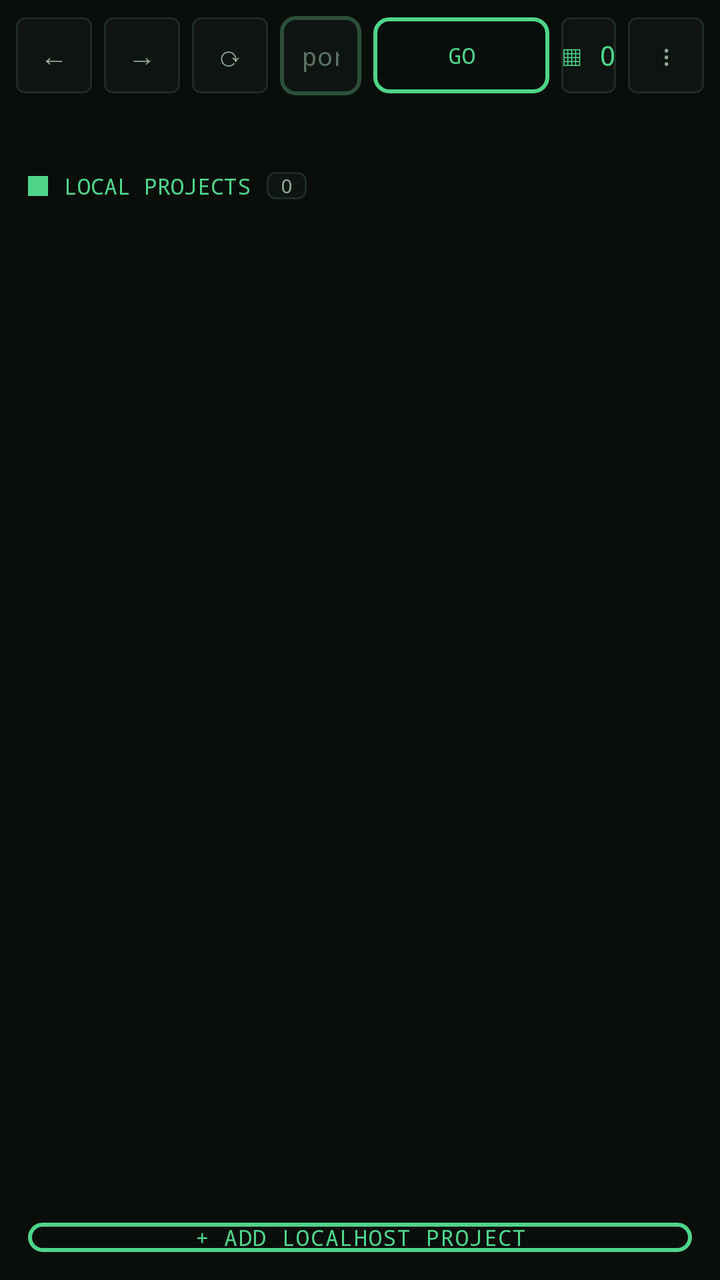
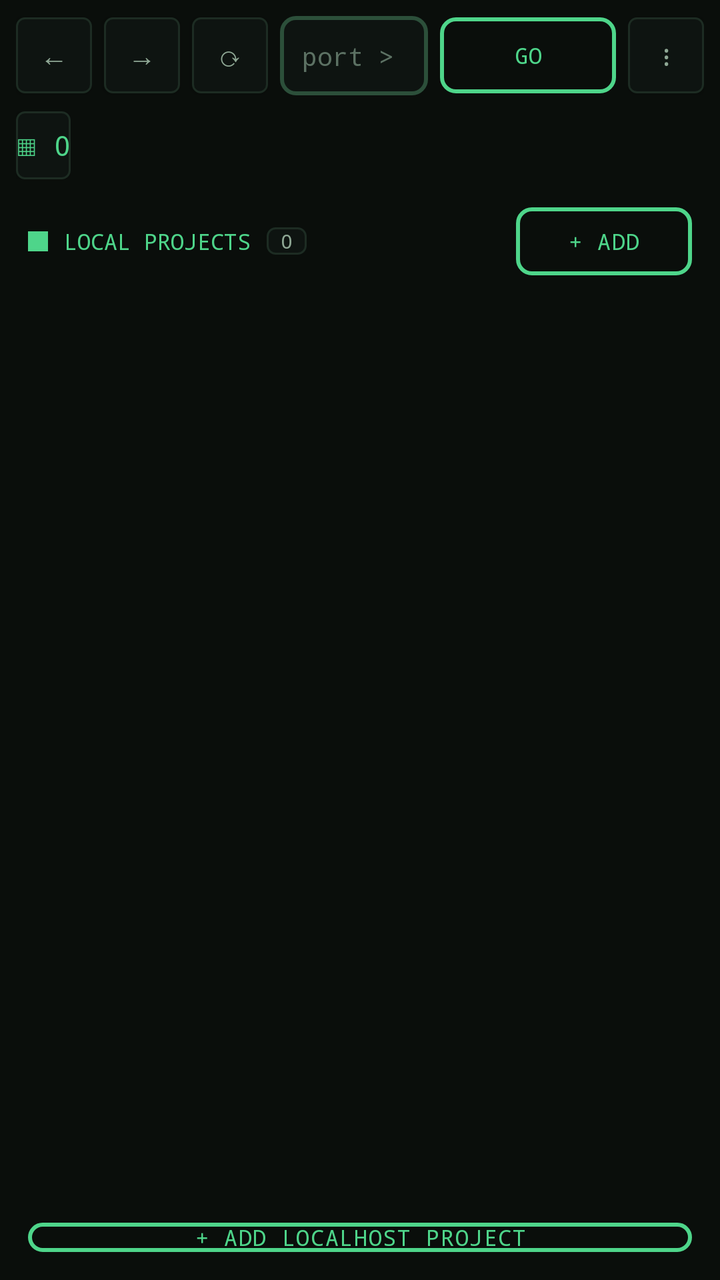

Compare the two renders of this Android layout. The source of the first and the diff that turns it into the second are given below.
<!-- AndroidManifest.xml: application theme Theme.LocalView -->
<!-- res/layout/activity_local.xml -->
<?xml version="1.0" encoding="utf-8"?>
<LinearLayout xmlns:android="http://schemas.android.com/apk/res/android"
    android:layout_width="match_parent"
    android:layout_height="match_parent"
    android:background="@color/lv_bg"
    android:orientation="vertical">

    <LinearLayout
        android:id="@+id/chrome"
        android:layout_width="match_parent"
        android:layout_height="wrap_content"
        android:background="@color/lv_bg"
        android:gravity="center_vertical"
        android:orientation="horizontal"
        android:padding="8dp">

        <Button
            android:id="@+id/btnBack"
            style="@style/Widget.LocalView.NavKey"
            android:layout_width="38dp"
            android:layout_height="38dp"
            android:text="←" />

        <Button
            android:id="@+id/btnFwd"
            style="@style/Widget.LocalView.NavKey"
            android:layout_width="38dp"
            android:layout_height="38dp"
            android:layout_marginStart="6dp"
            android:text="→" />

        <Button
            android:id="@+id/btnReload"
            style="@style/Widget.LocalView.NavKey"
            android:layout_width="38dp"
            android:layout_height="38dp"
            android:layout_marginStart="6dp"
            android:text="⟳" />

        <EditText
            android:id="@+id/urlBar"
            style="@style/Widget.LocalView.UrlBar"
            android:layout_width="0dp"
            android:layout_height="wrap_content"
            android:layout_marginStart="6dp"
            android:layout_marginEnd="6dp"
            android:layout_weight="1"
            android:hint="port > 5173"
            android:imeOptions="actionGo"
            android:inputType="textUri"
            android:singleLine="true" />

        <Button
            android:id="@+id/btnGo"
            style="@style/Widget.LocalView.GhostButton"
            android:layout_width="wrap_content"
            android:layout_height="38dp"
            android:text="Go" />

        <Button
            android:id="@+id/btnTabs"
            style="@style/Widget.LocalView.NavKey"
            android:layout_width="wrap_content"
            android:layout_height="38dp"
            android:layout_marginStart="6dp"
            android:text="▦ 0"
            android:textColor="@color/lv_acc" />

        <Button
            android:id="@+id/btnMenu"
            style="@style/Widget.LocalView.NavKey"
            android:layout_width="38dp"
            android:layout_height="38dp"
            android:layout_marginStart="6dp"
            android:text="⋮" />
    </LinearLayout>

    <HorizontalScrollView
        android:layout_width="match_parent"
        android:layout_height="wrap_content"
        android:scrollbars="none">

        <LinearLayout
            android:id="@+id/tabStrip"
            android:layout_width="wrap_content"
            android:layout_height="wrap_content"
            android:orientation="horizontal"
            android:padding="8dp" />
    </HorizontalScrollView>

    <FrameLayout
        android:layout_width="match_parent"
        android:layout_height="0dp"
        android:layout_weight="1">

        <LinearLayout
            android:id="@+id/dashboard"
            android:layout_width="match_parent"
            android:layout_height="match_parent"
            android:orientation="vertical"
            android:padding="14dp">

            <LinearLayout
                android:layout_width="match_parent"
                android:layout_height="wrap_content"
                android:gravity="center_vertical"
                android:orientation="horizontal">

                <View
                    android:layout_width="10dp"
                    android:layout_height="10dp"
                    android:background="@color/lv_acc" />

                <TextView
                    android:layout_width="wrap_content"
                    android:layout_height="wrap_content"
                    android:layout_marginStart="8dp"
                    android:fontFamily="monospace"
                    android:text="LOCAL PROJECTS"
                    android:textColor="@color/lv_acc"
                    android:textSize="11sp" />

                <TextView
                    android:id="@+id/projCount"
                    android:layout_width="wrap_content"
                    android:layout_height="wrap_content"
                    android:layout_marginStart="8dp"
                    android:background="@drawable/lv_chip"
                    android:fontFamily="monospace"
                    android:paddingLeft="7dp"
                    android:paddingRight="7dp"
                    android:text="0"
                    android:textColor="@color/lv_mut"
                    android:textSize="10sp" />
            </LinearLayout>

            <androidx.recyclerview.widget.RecyclerView
                android:id="@+id/projectList"
                android:layout_width="match_parent"
                android:layout_height="0dp"
                android:layout_marginTop="8dp"
                android:layout_weight="1" />

            <Button
                android:id="@+id/btnAdd"
                style="@style/Widget.LocalView.GhostButton"
                android:layout_width="match_parent"
                android:layout_height="wrap_content"
                android:layout_marginTop="8dp"
                android:text="+ Add localhost project" />
        </LinearLayout>

        <com.localview.browser.LocalWebView
            android:id="@+id/web"
            android:layout_width="match_parent"
            android:layout_height="match_parent"
            android:visibility="gone" />
    </FrameLayout>

    <LinearLayout
        android:id="@+id/devbar"
        android:layout_width="match_parent"
        android:layout_height="wrap_content"
        android:background="@color/lv_bg"
        android:orientation="vertical"
        android:padding="10dp"
        android:visibility="gone">

        <TextView
            android:id="@+id/statLine"
            android:layout_width="match_parent"
            android:layout_height="wrap_content"
            android:fontFamily="monospace"
            android:text="[SYS] idle"
            android:textColor="@color/lv_mut"
            android:textSize="10sp" />

        <HorizontalScrollView
            android:layout_width="match_parent"
            android:layout_height="wrap_content"
            android:layout_marginTop="6dp"
            android:scrollbars="none">

            <LinearLayout
                android:id="@+id/portStrip"
                android:layout_width="wrap_content"
                android:layout_height="wrap_content"
                android:orientation="horizontal" />
        </HorizontalScrollView>

        <Button
            android:id="@+id/btnDevtools"
            style="@style/Widget.LocalView.GhostButton"
            android:layout_width="wrap_content"
            android:layout_height="wrap_content"
            android:layout_marginTop="8dp"
            android:text="DEVTOOLS [F12]" />
    </LinearLayout>
</LinearLayout>
<!-- resources referenced by this layout -->
<resources>
  <color name="lv_acc">#4ED58A</color>
  <color name="lv_bg">#0A0E0B</color>
  <color name="lv_mut">#8FA895</color>
  <!-- drawable lv_chip (drawable) -->
  <?xml version="1.0" encoding="utf-8"?>
  <shape xmlns:android="http://schemas.android.com/apk/res/android" android:shape="rectangle">
      <solid android:color="@color/lv_field" />
      <stroke android:width="1dp" android:color="@color/lv_line_faint" />
      <corners android:radius="4dp" />
  </shape>
  <style name="Widget.LocalView.NavKey" parent="Widget.AppCompat.Button">
          <item name="android:background">@drawable/lv_chip</item>
          <item name="android:textColor">@color/lv_mut</item>
          <item name="android:fontFamily">monospace</item>
          <item name="android:textSize">14sp</item>
          <item name="android:minWidth">0dp</item>
          <item name="android:minHeight">0dp</item>
      </style>
  <style name="Widget.LocalView.UrlBar" parent="Widget.AppCompat.EditText">
          <item name="android:background">@drawable/lv_urlbar</item>
          <item name="android:textColor">@color/lv_txt</item>
          <item name="android:textColorHint">@color/lv_mut2</item>
          <item name="android:fontFamily">monospace</item>
          <item name="android:textSize">13sp</item>
          <item name="android:padding">11dp</item>
      </style>
  <color name="lv_field">#0E1411</color>
  <color name="lv_line_faint">#1D2C23</color>
  <!-- drawable lv_btn_ghost (drawable) -->
  <?xml version="1.0" encoding="utf-8"?>
  <shape xmlns:android="http://schemas.android.com/apk/res/android" android:shape="rectangle">
      <solid android:color="@android:color/transparent" />
      <stroke android:width="2dp" android:color="@color/lv_acc" />
      <corners android:radius="7dp" />
  </shape>
  <!-- drawable lv_urlbar (drawable) -->
  <?xml version="1.0" encoding="utf-8"?>
  <shape xmlns:android="http://schemas.android.com/apk/res/android" android:shape="rectangle">
      <solid android:color="@color/lv_field" />
      <stroke android:width="2dp" android:color="@color/lv_line_dim" />
      <corners android:radius="7dp" />
  </shape>
  <color name="lv_txt">#E2EFE6</color>
  <color name="lv_mut2">#5C7163</color>
  <color name="lv_acc_dim">#2C7A52</color>
  <color name="lv_ink">#07120C</color>
  <color name="lv_panel">#0F1412</color>
  <style name="Theme.LocalView.Dialog" parent="ThemeOverlay.MaterialComponents.Dialog">
          <item name="colorSurface">@color/lv_panel2</item>
          <item name="android:textColor">@color/lv_txt</item>
          <item name="buttonBarPositiveButtonStyle">@style/Widget.LocalView.GhostButton</item>
          <item name="buttonBarNegativeButtonStyle">@style/Widget.LocalView.GhostButton</item>
      </style>
  <style name="Theme.LocalView.BottomSheet" parent="ThemeOverlay.MaterialComponents.BottomSheetDialog">
          <item name="bottomSheetStyle">@style/Widget.LocalView.BottomSheet</item>
      </style>
  <color name="lv_line_dim">#2C4F3A</color>
  <color name="lv_panel2">#141B17</color>
  <style name="Widget.LocalView.BottomSheet" parent="Widget.MaterialComponents.BottomSheet.Modal">
          <item name="android:background">@drawable/lv_card</item>
      </style>
  <!-- drawable lv_card (drawable) -->
  <?xml version="1.0" encoding="utf-8"?>
  <shape xmlns:android="http://schemas.android.com/apk/res/android" android:shape="rectangle">
      <solid android:color="@color/lv_panel" />
      <stroke android:width="1dp" android:color="@color/lv_line_faint" />
      <corners android:radius="7dp" />
  </shape>
  <!-- unchanged entries left out for length: 2 -->
</resources>

<!-- the commit's change to res/layout/activity_local.xml (unified diff, before → after) -->
@@ -1,10 +1,12 @@
 <?xml version="1.0" encoding="utf-8"?>
 <LinearLayout xmlns:android="http://schemas.android.com/apk/res/android"
+    xmlns:app="http://schemas.android.com/apk/res-auto"
     android:layout_width="match_parent"
     android:layout_height="match_parent"
     android:background="@color/lv_bg"
     android:orientation="vertical">
 
+    
     <LinearLayout
         android:id="@+id/chrome"
         android:layout_width="match_parent"
@@ -19,6 +21,7 @@
             style="@style/Widget.LocalView.NavKey"
             android:layout_width="38dp"
             android:layout_height="38dp"
+            app:backgroundTint="@null"
             android:text="←" />
 
         <Button
@@ -27,6 +30,7 @@
             android:layout_width="38dp"
             android:layout_height="38dp"
             android:layout_marginStart="6dp"
+            app:backgroundTint="@null"
             android:text="→" />
 
         <Button
@@ -35,6 +39,7 @@
             android:layout_width="38dp"
             android:layout_height="38dp"
             android:layout_marginStart="6dp"
+            app:backgroundTint="@null"
             android:text="⟳" />
 
         <EditText
@@ -55,38 +60,51 @@
             style="@style/Widget.LocalView.GhostButton"
             android:layout_width="wrap_content"
             android:layout_height="38dp"
+            app:backgroundTint="@null"
             android:text="Go" />
 
         <Button
+            android:id="@+id/btnMenu"
+            style="@style/Widget.LocalView.NavKey"
+            android:layout_width="38dp"
+            android:layout_height="38dp"
+            android:layout_marginStart="6dp"
+            app:backgroundTint="@null"
+            android:text="⋮" />
+    </LinearLayout>
+
+    
+    <LinearLayout
+        android:layout_width="match_parent"
+        android:layout_height="wrap_content"
+        android:gravity="center_vertical"
+        android:orientation="horizontal"
+        android:paddingStart="8dp"
+        android:paddingEnd="8dp">
+
+        <Button
             android:id="@+id/btnTabs"
             style="@style/Widget.LocalView.NavKey"
             android:layout_width="wrap_content"
-            android:layout_height="38dp"
-            android:layout_marginStart="6dp"
+            android:layout_height="34dp"
+            app:backgroundTint="@null"
             android:text="▦ 0"
             android:textColor="@color/lv_acc" />
 
-        <Button
-            android:id="@+id/btnMenu"
-            style="@style/Widget.LocalView.NavKey"
-            android:layout_width="38dp"
-            android:layout_height="38dp"
-            android:layout_marginStart="6dp"
-            android:text="⋮" />
+        <HorizontalScrollView
+            android:layout_width="0dp"
+            android:layout_height="wrap_content"
+            android:layout_marginStart="6dp"
+            android:layout_weight="1"
+            android:scrollbars="none">
+
+            <LinearLayout
+                android:id="@+id/tabStrip"
+                android:layout_width="wrap_content"
+                android:layout_height="wrap_content"
+                android:orientation="horizontal" />
+        </HorizontalScrollView>
     </LinearLayout>
-
-    <HorizontalScrollView
-        android:layout_width="match_parent"
-        android:layout_height="wrap_content"
-        android:scrollbars="none">
-
-        <LinearLayout
-            android:id="@+id/tabStrip"
-            android:layout_width="wrap_content"
-            android:layout_height="wrap_content"
-            android:orientation="horizontal"
-            android:padding="8dp" />
-    </HorizontalScrollView>
 
     <FrameLayout
         android:layout_width="match_parent"
@@ -132,14 +150,28 @@
                     android:text="0"
                     android:textColor="@color/lv_mut"
                     android:textSize="10sp" />
+
+                <View
+                    android:layout_width="0dp"
+                    android:layout_height="0dp"
+                    android:layout_weight="1" />
+
+                <Button
+                    android:id="@+id/btnAddTop"
+                    style="@style/Widget.LocalView.GhostButton"
+                    android:layout_width="wrap_content"
+                    android:layout_height="34dp"
+                    app:backgroundTint="@null"
+                    android:text="+ ADD" />
             </LinearLayout>
 
             <androidx.recyclerview.widget.RecyclerView
                 android:id="@+id/projectList"
                 android:layout_width="match_parent"
                 android:layout_height="0dp"
-                android:layout_marginTop="8dp"
-                android:layout_weight="1" />
+                android:layout_marginTop="10dp"
+                android:layout_weight="1"
+                android:clipToPadding="false" />
 
             <Button
                 android:id="@+id/btnAdd"
@@ -147,6 +179,7 @@
                 android:layout_width="match_parent"
                 android:layout_height="wrap_content"
                 android:layout_marginTop="8dp"
+                app:backgroundTint="@null"
                 android:text="+ Add localhost project" />
         </LinearLayout>
 
@@ -194,6 +227,7 @@
             android:layout_width="wrap_content"
             android:layout_height="wrap_content"
             android:layout_marginTop="8dp"
+            app:backgroundTint="@null"
             android:text="DEVTOOLS [F12]" />
     </LinearLayout>
 </LinearLayout>
